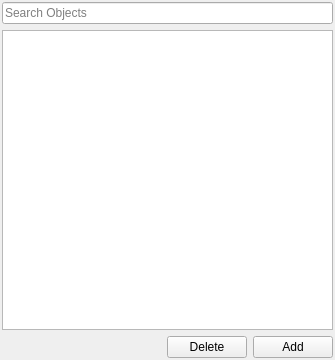
Qt form Source/ZEDEditor/ZEDUserInterface/ZEDObjectBrowser.ui (orcun-gokbulut/ze) before a commit.
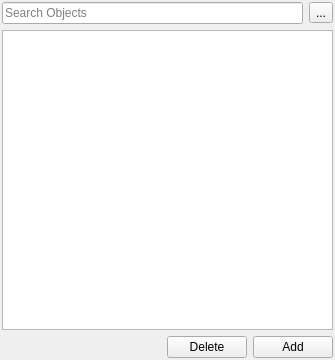
The same form after that commit. Icons and pictures are not drawn.

```diff
--- a/Source/ZEDEditor/ZEDUserInterface/ZEDObjectBrowser.ui
+++ b/Source/ZEDEditor/ZEDUserInterface/ZEDObjectBrowser.ui
@@ -27,7 +27,12 @@
     <number>2</number>
    </property>
    <item>
+    <layout class="QHBoxLayout" name="horizontalLayout_2">
+     <item>
     <widget class="QLineEdit" name="txtSearch">
+       <property name="inputMask">
+        <string/>
+       </property>
      <property name="text">
       <string/>
      </property>
@@ -37,6 +42,26 @@
     </widget>
    </item>
    <item>
+      <widget class="QToolButton" name="btnMode">
+       <property name="text">
+        <string>...</string>
+       </property>
+       <property name="icon">
+        <iconset resource="ZEDCommon.qrc">
+         <normaloff>:/Icons/List.png</normaloff>
+         <normalon>:/Icons/Tree.png</normalon>:/Icons/List.png</iconset>
+       </property>
+       <property name="checkable">
+        <bool>true</bool>
+       </property>
+       <property name="checked">
+        <bool>false</bool>
+       </property>
+      </widget>
+     </item>
+    </layout>
+   </item>
+   <item>
     <widget class="QTreeView" name="trwObjects"/>
    </item>
    <item>
```
Left out of the diff: 4 changed lines with no effect on the pictures. Lines whose indentation alone changed are shown as unchanged.
